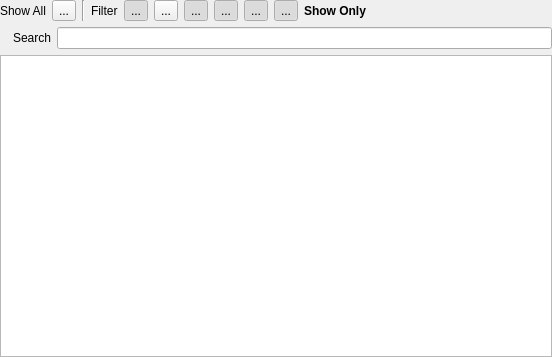
This is Editor/src/Explorer/ExplorerWidget.ui in GameOverture/HarmonyEngine as Qt 5 draws it before an edit. The edited form follows.
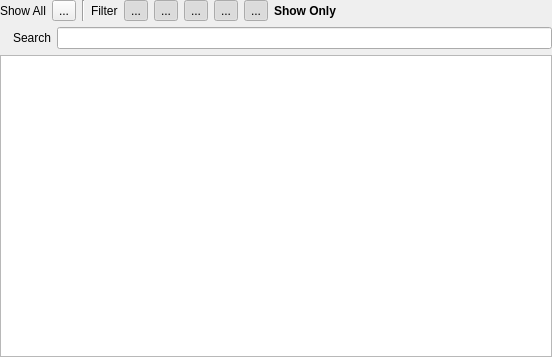
This is the edited form. Icons and pictures are not drawn. Custom widgets are drawn as their Qt base class.

Commit message: Removed TileMap being considered a Prefab; New Project Item dialog now says 'New Prefab' or 'Declaration' if it's an entity

Diff of the .ui file:
```diff
--- a/Editor/src/Explorer/ExplorerWidget.ui
+++ b/Editor/src/Explorer/ExplorerWidget.ui
@@ -69,13 +69,6 @@
        </property>
       </widget>
      </item>
-     <item>
-      <widget class="QToolButton" name="btnFilterTileMap">
-       <property name="text">
-        <string>...</string>
-       </property>
-      </widget>
-     </item>
      <item>
       <widget class="QToolButton" name="btnFilterText">
        <property name="text">
@@ -132,7 +125,6 @@
       <widget class="QLabel" name="lblActiveFilter">
        <property name="font">
         <font>
-         <weight>75</weight>
          <bold>true</bold>
         </font>
        </property>
```
Left out of the diff: 21 changed lines with no effect on the pictures. The commit also changes 2 other files.
